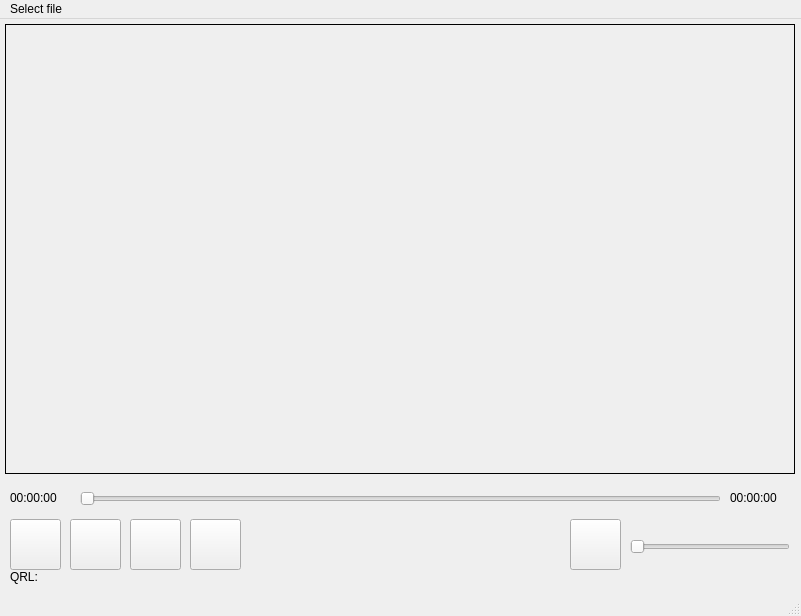
Before: the Qt Designer form mainwindow.ui in zlatilda/media_player, drawn with Qt 5.
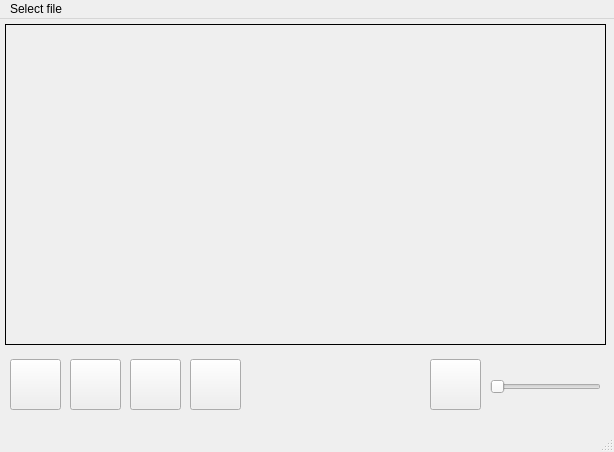
After: the same form once the commit is applied.

```diff
--- a/mainwindow.ui
+++ b/mainwindow.ui
@@ -6,8 +6,8 @@
    <rect>
     <x>0</x>
     <y>0</y>
-    <width>801</width>
-    <height>616</height>
+    <width>614</width>
+    <height>452</height>
    </rect>
   </property>
   <property name="windowTitle">
@@ -19,8 +19,8 @@
      <rect>
       <x>5</x>
       <y>5</y>
-      <width>790</width>
-      <height>450</height>
+      <width>601</width>
+      <height>321</height>
      </rect>
     </property>
     <property name="styleSheet">
@@ -37,7 +37,7 @@
     <property name="geometry">
      <rect>
       <x>10</x>
-      <y>500</y>
+      <y>340</y>
       <width>51</width>
       <height>51</height>
      </rect>
@@ -50,7 +50,7 @@
     <property name="geometry">
      <rect>
       <x>70</x>
-      <y>500</y>
+      <y>340</y>
       <width>51</width>
       <height>51</height>
      </rect>
@@ -63,7 +63,7 @@
     <property name="geometry">
      <rect>
       <x>130</x>
-      <y>500</y>
+      <y>340</y>
       <width>51</width>
       <height>51</height>
      </rect>
@@ -76,7 +76,7 @@
     <property name="geometry">
      <rect>
       <x>190</x>
-      <y>500</y>
+      <y>340</y>
       <width>51</width>
       <height>51</height>
      </rect>
@@ -88,8 +88,8 @@
    <widget class="QPushButton" name="pushButton_Volume">
     <property name="geometry">
      <rect>
-      <x>570</x>
-      <y>500</y>
+      <x>430</x>
+      <y>340</y>
       <width>51</width>
       <height>51</height>
      </rect>
@@ -101,9 +101,9 @@
    <widget class="QSlider" name="horizontalSlider_Volume">
     <property name="geometry">
      <rect>
-      <x>630</x>
-      <y>520</y>
-      <width>160</width>
+      <x>490</x>
+      <y>360</y>
+      <width>111</width>
       <height>16</height>
      </rect>
     </property>
@@ -111,58 +111,6 @@
      <enum>Qt::Horizontal</enum>
     </property>
    </widget>
-   <widget class="QSlider" name="horizontalSlider_Duration">
-    <property name="geometry">
-     <rect>
-      <x>80</x>
-      <y>470</y>
-      <width>641</width>
-      <height>20</height>
-     </rect>
-    </property>
-    <property name="orientation">
-     <enum>Qt::Horizontal</enum>
-    </property>
-   </widget>
-   <widget class="QLabel" name="label_current_Time">
-    <property name="geometry">
-     <rect>
-      <x>10</x>
-      <y>470</y>
-      <width>67</width>
-      <height>17</height>
-     </rect>
-    </property>
-    <property name="text">
-     <string>00:00:00</string>
-    </property>
-   </widget>
-   <widget class="QLabel" name="label_Total_Time">
-    <property name="geometry">
-     <rect>
-      <x>730</x>
-      <y>470</y>
-      <width>61</width>
-      <height>17</height>
-     </rect>
-    </property>
-    <property name="text">
-     <string>00:00:00</string>
-    </property>
-   </widget>
-   <widget class="QLabel" name="label">
-    <property name="geometry">
-     <rect>
-      <x>10</x>
-      <y>550</y>
-      <width>781</width>
-      <height>16</height>
-     </rect>
-    </property>
-    <property name="text">
-     <string>QRL: </string>
-    </property>
-   </widget>
   </widget>
   <widget class="QStatusBar" name="statusbar"/>
   <widget class="QMenuBar" name="menubar">
@@ -170,7 +118,7 @@
     <rect>
      <x>0</x>
      <y>0</y>
-     <width>801</width>
+     <width>614</width>
      <height>21</height>
     </rect>
    </property>
```
Left out of the diff: 6 changed lines with no effect on the pictures.
